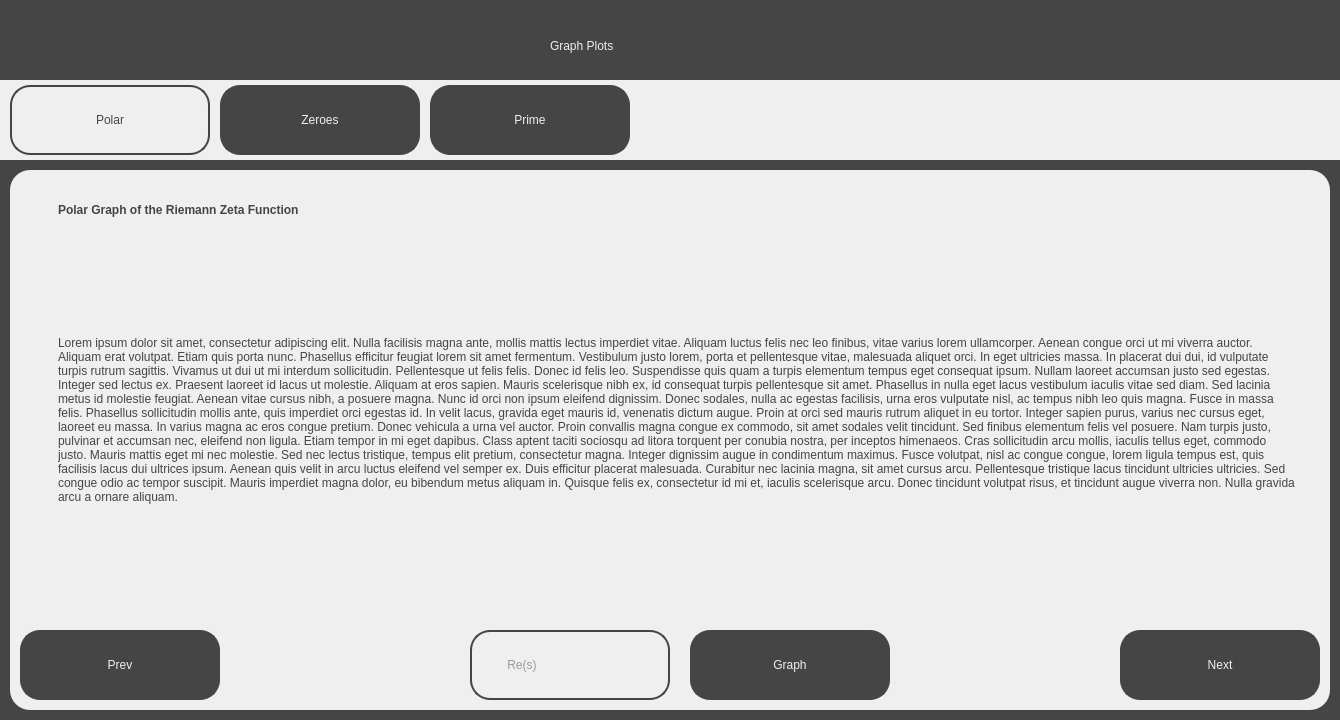
Before: the Qt Designer form src/ui/investigation_screens/polar_graph.ui in jackm245/Riemann-Hypothesis, drawn with Qt 5.
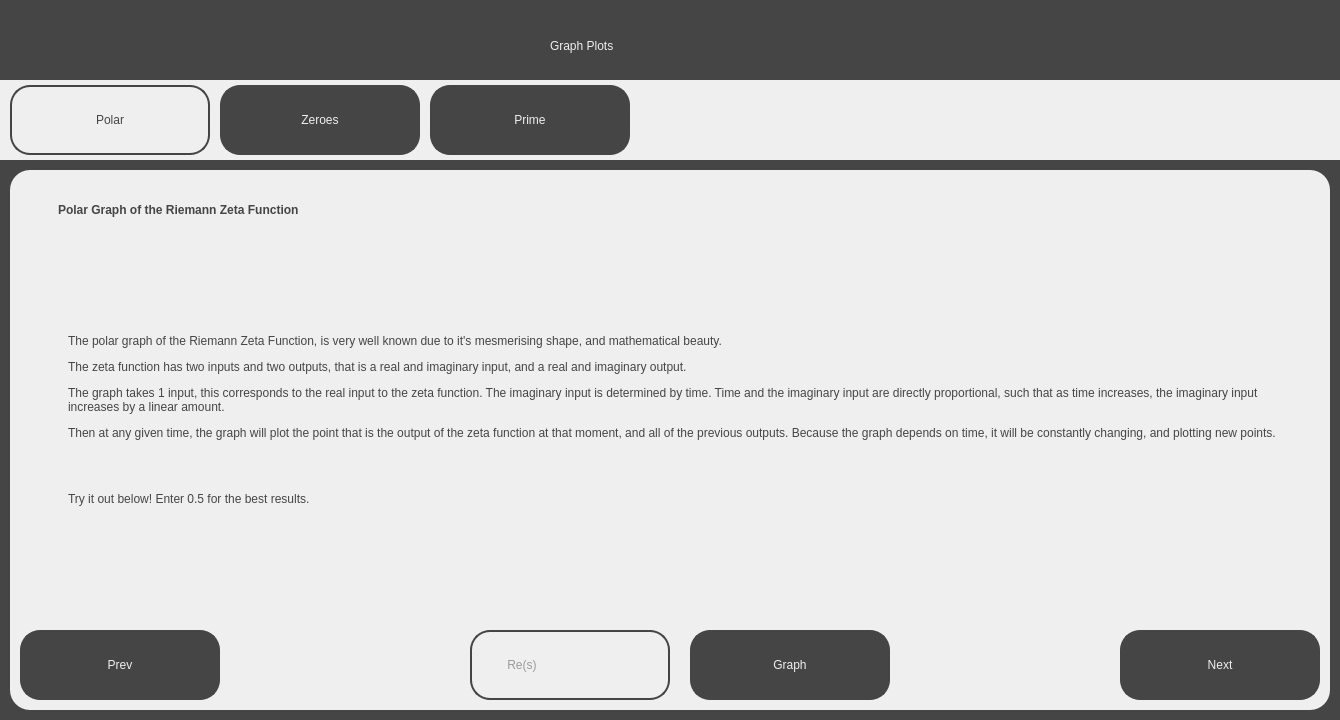
After: the same form once the commit is applied.

Patch:
```diff
--- a/src/ui/investigation_screens/polar_graph.ui
+++ b/src/ui/investigation_screens/polar_graph.ui
@@ -33,7 +33,7 @@
      <rect>
       <x>550</x>
       <y>20</y>
-      <width>251</width>
+      <width>281</width>
       <height>51</height>
      </rect>
     </property>
@@ -250,7 +250,7 @@
       <rect>
        <x>40</x>
        <y>20</y>
-       <width>701</width>
+       <width>821</width>
        <height>41</height>
       </rect>
      </property>
@@ -265,7 +265,7 @@
     <widget class="QLabel" name="MainText">
      <property name="geometry">
       <rect>
-       <x>40</x>
+       <x>50</x>
        <y>80</y>
        <width>1251</width>
        <height>341</height>
@@ -276,7 +276,7 @@
 background-color: rgb(239, 239, 239); padding: 5px;</string>
      </property>
      <property name="text">
-      <string>&lt;html&gt;&lt;head/&gt;&lt;body&gt;&lt;p&gt;Lorem ipsum dolor sit amet, consectetur adipiscing elit. Nulla facilisis magna ante, mollis mattis lectus imperdiet vitae. Aliquam luctus felis nec leo finibus, vitae varius lorem ullamcorper. Aenean congue orci ut mi viverra auctor. Aliquam erat volutpat. Etiam quis porta nunc. Phasellus efficitur feugiat lorem sit amet fermentum. Vestibulum justo lorem, porta et pellentesque vitae, malesuada aliquet orci. In eget ultricies massa. In placerat dui dui, id vulputate turpis rutrum sagittis. Vivamus ut dui ut mi interdum sollicitudin. Pellentesque ut felis felis. Donec id felis leo. Suspendisse quis quam a turpis elementum tempus eget consequat ipsum. Nullam laoreet accumsan justo sed egestas. Integer sed lectus ex. Praesent laoreet id lacus ut molestie. Aliquam at eros sapien. Mauris scelerisque nibh ex, id consequat turpis pellentesque sit amet. Phasellus in nulla eget lacus vestibulum iaculis vitae sed diam. Sed lacinia metus id molestie feugiat. Aenean vitae cursus nibh, a posuere magna. Nunc id orci non ipsum eleifend dignissim. Donec sodales, nulla ac egestas facilisis, urna eros vulputate nisl, ac tempus nibh leo quis magna. Fusce in massa felis. Phasellus sollicitudin mollis ante, quis imperdiet orci egestas id. In velit lacus, gravida eget mauris id, venenatis dictum augue. Proin at orci sed mauris rutrum aliquet in eu tortor. Integer sapien purus, varius nec cursus eget, laoreet eu massa. In varius magna ac eros congue pretium. Donec vehicula a urna vel auctor. Proin convallis magna congue ex commodo, sit amet sodales velit tincidunt. Sed finibus elementum felis vel posuere. Nam turpis justo, pulvinar et accumsan nec, eleifend non ligula. Etiam tempor in mi eget dapibus. Class aptent taciti sociosqu ad litora torquent per conubia nostra, per inceptos himenaeos. Cras sollicitudin arcu mollis, iaculis tellus eget, commodo justo. Mauris mattis eget mi nec molestie. Sed nec lectus tristique, tempus elit pretium, consectetur magna. Integer dignissim augue in condimentum maximus. Fusce volutpat, nisl ac congue congue, lorem ligula tempus est, quis facilisis lacus dui ultrices ipsum. Aenean quis velit in arcu luctus eleifend vel semper ex. Duis efficitur placerat malesuada. Curabitur nec lacinia magna, sit amet cursus arcu. Pellentesque tristique lacus tincidunt ultricies ultricies. Sed congue odio ac tempor suscipit. Mauris imperdiet magna dolor, eu bibendum metus aliquam in. Quisque felis ex, consectetur id mi et, iaculis scelerisque arcu. Donec tincidunt volutpat risus, et tincidunt augue viverra non. Nulla gravida arcu a ornare aliquam.&lt;/p&gt;&lt;/body&gt;&lt;/html&gt;</string>
+      <string>&lt;html&gt;&lt;head/&gt;&lt;body&gt;&lt;p&gt;The polar graph of the Riemann Zeta Function, is very well known due to it's mesmerising shape, and mathematical beauty.&lt;/p&gt;&lt;p&gt;The zeta function has two inputs and two outputs, that is a real and imaginary input, and a real and imaginary output.&lt;/p&gt;&lt;p&gt;The graph takes 1 input, this corresponds to the real input to the zeta function. The imaginary input is determined by time. Time and the imaginary input are directly proportional, such that as time increases, the imaginary input increases by a linear amount.&lt;/p&gt;&lt;p&gt;Then at any given time, the graph will plot the point that is the output of the zeta function at that moment, and all of the previous outputs. Because the graph depends on time, it will be constantly changing, and plotting new points.&lt;/p&gt;&lt;p&gt;&lt;br/&gt;&lt;/p&gt;&lt;p&gt;Try it out below! Enter 0.5 for the best results.&lt;/p&gt;&lt;/body&gt;&lt;/html&gt;</string>
      </property>
      <property name="wordWrap">
       <bool>true</bool>
```
